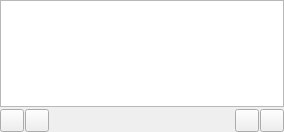
CDrummond/cantata, file gui/folderpage.ui: the form before one commit.
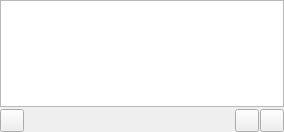
The form after the commit. Custom widgets are drawn as their Qt base class.

Commit message: Remove find buttons in status bar, and use Ctrl-F for both find in views and find in playqueue. Action depends upon which view has focus. BUG: 384

```diff
--- a/gui/folderpage.ui
+++ b/gui/folderpage.ui
@@ -49,9 +49,6 @@
      <item>
       <widget class="ToolButton" name="libraryUpdate"/>
      </item>
-     <item>
-      <widget class="ToolButton" name="searchButton"/>
-     </item>
      <item>
       <spacer name="horizontalSpacer_2">
        <property name="orientation">
```
The commit also changes 15 other files.
